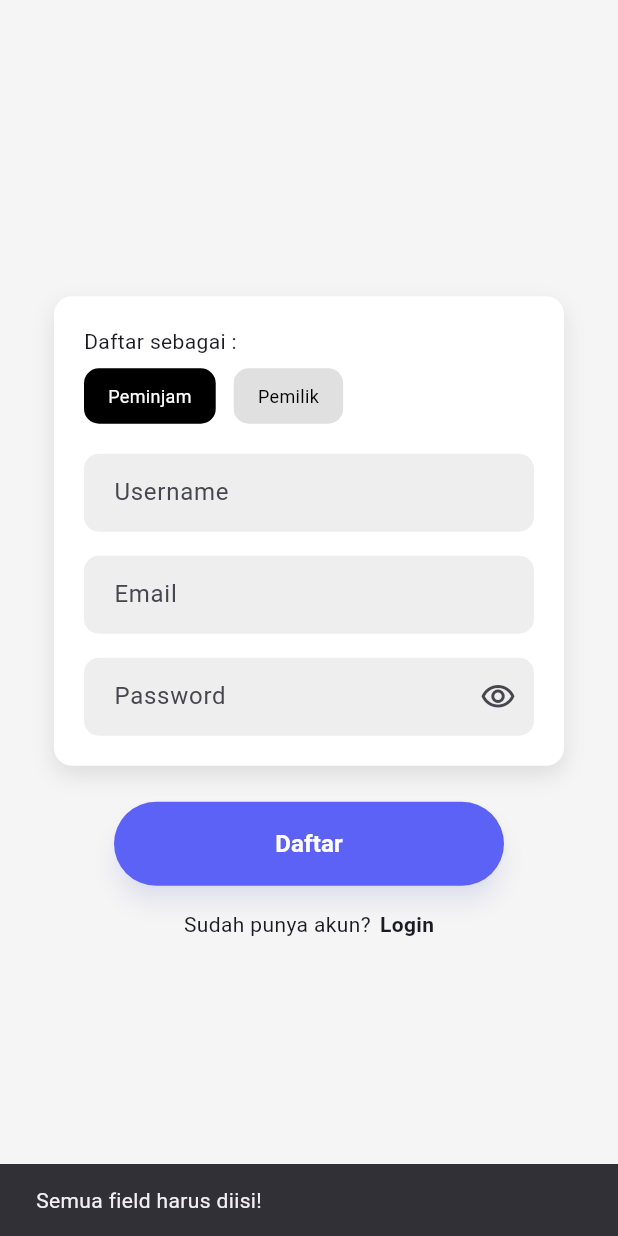
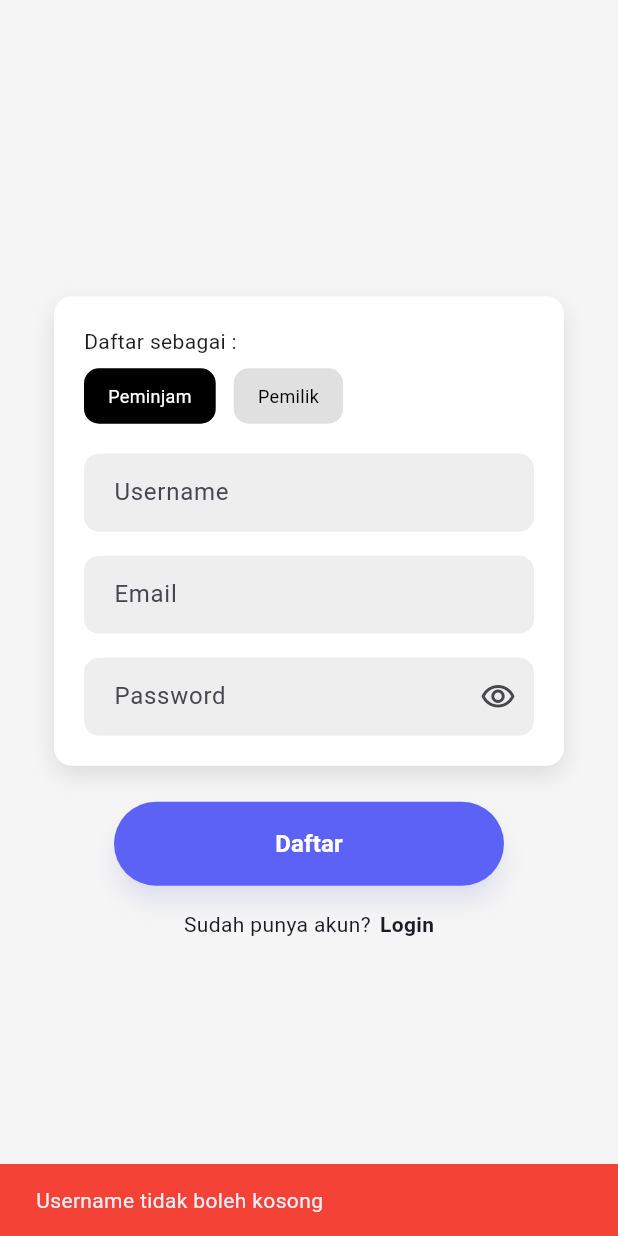
Before and after one commit to NurulAldi/rentlens, a Flutter app: the RegisterPage screen opened by its route, after a tap on "Daftar", on a phone screen of 412 x 824 dp. Run offline on Flutter 3.47's test engine with Material 3 defaults, Android fonts, the phone set to English and light mode, and no system bars; our stand-ins replace dotted_border, flutter_svg, image_picker; accounts and stored records are empty; project files that could hold a hidden picture were left out.

Commit message:
add create account

```diff
--- a/lib/pemilik/dashboard_page.dart
+++ b/lib/pemilik/dashboard_page.dart
@@ -4,11 +4,11 @@ import 'package:flutter_svg/flutter_svg.dart';
 import '../widgets/app_drawer.dart';
 import '../utils/drawer_navigator.dart';
 import '../models/product.dart';
+import '../models/session.dart';
 import 'product_form_page.dart';
 
 class PemilikDashboardPage extends StatefulWidget {
-  final String ownerName;
-  const PemilikDashboardPage({super.key, this.ownerName = 'Pemilik'});
+  const PemilikDashboardPage({super.key});
 
   @override
   State<PemilikDashboardPage> createState() => _PemilikDashboardPageState();
@@ -81,7 +81,7 @@ class _PemilikDashboardPageState extends State<PemilikDashboardPage> {
           crossAxisAlignment: CrossAxisAlignment.start,
           children: [
             Text(
-              'Selamat Datang, ${widget.ownerName}!',
+              'Selamat Datang, ${Session.username}!',
               style: const TextStyle(fontSize: 22, fontWeight: FontWeight.w800),
             ),
             const SizedBox(height: 20),
--- a/lib/register_page.dart
+++ b/lib/register_page.dart
@@ -1,5 +1,5 @@
 import 'package:flutter/material.dart';
-import 'models/user.dart';
+import 'services/user_service.dart';
 
 class RegisterPage extends StatefulWidget {
   const RegisterPage({super.key});
@@ -8,22 +8,6 @@ class RegisterPage extends StatefulWidget {
   State<RegisterPage> createState() => _RegisterPageState();
 }
 
-// Simulasi database user sederhana (global agar bisa diakses dari file lain)
-final List<User> users = [
-  User(
-    username: 'peminjam1',
-    email: 'peminjam1@email.com',
-    password: 'password123',
-    role: 'Peminjam',
-  ),
-  User(
-    username: 'pemilik1',
-    email: 'pemilik1@email.com',
-    password: 'password123',
-    role: 'Pemilik',
-  ),
-];
-
 class _RegisterPageState extends State<RegisterPage> {
   bool isBorrower = true; // true = Peminjam, false = Pemilik
   final _formKey = GlobalKey<FormState>();
@@ -31,6 +15,7 @@ class _RegisterPageState extends State<RegisterPage> {
   final TextEditingController _emailController = TextEditingController();
   final TextEditingController _passwordController = TextEditingController();
   bool _obscure = true;
+  final _userService = UserService();
 
   @override
   void dispose() {
@@ -46,27 +31,28 @@ class _RegisterPageState extends State<RegisterPage> {
     final password = _passwordController.text;
     final role = isBorrower ? 'Peminjam' : 'Pemilik';
 
-    if (username.isEmpty || email.isEmpty || password.isEmpty) {
-      ScaffoldMessenger.of(
-        context,
-      ).showSnackBar(const SnackBar(content: Text('Semua field harus diisi!')));
-      return;
-    }
-
-    // Simpan user baru ke "database"
-    users.add(
-      User(username: username, email: email, password: password, role: role),
+    final (success, message) = _userService.register(
+      username: username,
+      email: email,
+      password: password,
+      role: role,
     );
 
-    ScaffoldMessenger.of(
-      context,
-    ).showSnackBar(SnackBar(content: Text('Akun $role berhasil dibuat!')));
+    ScaffoldMessenger.of(context).showSnackBar(
+      SnackBar(
+        content: Text(message),
+        backgroundColor: success ? Colors.green : Colors.red,
+      ),
+    );
+
+    if (success) {
       _usernameController.clear();
       _emailController.clear();
       _passwordController.clear();
       setState(() {
         isBorrower = true;
       });
+    }
   }
 
   @override
--- /dev/null
+++ b/lib/services/user_service.dart
@@ -0,0 +1,147 @@
+import '../models/user.dart';
+
+class UserService {
+  // Singleton pattern
+  static final UserService _instance = UserService._internal();
+  factory UserService() => _instance;
+  UserService._internal();
+
+  // Simulasi database user (dalam aplikasi nyata, gunakan database lokal atau backend)
+  final List<User> _users = [
+    User(
+      username: 'peminjam1',
+      email: 'peminjam1@email.com',
+      password: 'password123',
+      role: 'Peminjam',
+    ),
+    User(
+      username: 'pemilik1',
+      email: 'pemilik1@email.com',
+      password: 'password123',
+      role: 'Pemilik',
+    ),
+  ];
+
+  /// Mendapatkan semua user (untuk debugging)
+  List<User> get allUsers => List.unmodifiable(_users);
+
+  /// Validasi format email
+  bool _isValidEmail(String email) {
+    final emailRegex = RegExp(
+      r'^[a-zA-Z0-9._%+-]+@[a-zA-Z0-9.-]+\.[a-zA-Z]{2,}$',
+    );
+    return emailRegex.hasMatch(email);
+  }
+
+  /// Cek apakah username sudah terdaftar
+  bool isUsernameExists(String username) {
+    return _users.any(
+      (user) => user.username.toLowerCase() == username.toLowerCase(),
+    );
+  }
+
+  /// Cek apakah email sudah terdaftar
+  bool isEmailExists(String email) {
+    return _users.any(
+      (user) => user.email.toLowerCase() == email.toLowerCase(),
+    );
+  }
+
+  /// Register user baru
+  /// Returns: (success, message)
+  (bool, String) register({
+    required String username,
+    required String email,
+    required String password,
+    required String role,
+  }) {
+    // Validasi input kosong
+    if (username.trim().isEmpty) {
+      return (false, 'Username tidak boleh kosong');
+    }
+    if (email.trim().isEmpty) {
+      return (false, 'Email tidak boleh kosong');
+    }
+    if (password.isEmpty) {
+      return (false, 'Password tidak boleh kosong');
+    }
+
+    // Validasi panjang username
+    if (username.trim().length < 3) {
+      return (false, 'Username minimal 3 karakter');
+    }
+
+    // Validasi format email
+    if (!_isValidEmail(email.trim())) {
+      return (false, 'Format email tidak valid');
+    }
+
+    // Validasi panjang password
+    if (password.length < 6) {
+      return (false, 'Password minimal 6 karakter');
+    }
+
+    // Cek duplikasi username
+    if (isUsernameExists(username.trim())) {
+      return (false, 'Username sudah terdaftar');
+    }
+
+    // Cek duplikasi email
+    if (isEmailExists(email.trim())) {
+      return (false, 'Email sudah terdaftar');
+    }
+
+    // Tambahkan user baru
+    _users.add(
+      User(
+        username: username.trim(),
+        email: email.trim().toLowerCase(),
+        password: password,
+        role: role,
+      ),
+    );
+
+    return (true, 'Akun $role berhasil dibuat!');
+  }
+
+  /// Login user
+  /// Returns: (success, message, user)
+  (bool, String, User?) login({
+    required String email,
+    required String password,
+    required String role,
+  }) {
+    // Validasi input kosong
+    if (email.trim().isEmpty) {
+      return (false, 'Email tidak boleh kosong', null);
+    }
+    if (password.isEmpty) {
+      return (false, 'Password tidak boleh kosong', null);
+    }
+
+    try {
+      // Cari user yang cocok
+      final user = _users.firstWhere(
+        (u) =>
+            u.email.toLowerCase() == email.trim().toLowerCase() &&
+            u.password == password &&
+            u.role == role,
+      );
+
+      return (true, 'Login berhasil!', user);
+    } catch (e) {
+      return (false, 'Email, password, atau role salah!', null);
+    }
+  }
+
+  /// Mendapatkan user berdasarkan email
+  User? getUserByEmail(String email) {
+    try {
+      return _users.firstWhere(
+        (u) => u.email.toLowerCase() == email.trim().toLowerCase(),
+      );
+    } catch (e) {
+      return null;
+    }
+  }
+}
```
Also changed, not shown: lib/login_page.dart (+17 -19 lines), lib/models/session.dart (+10 -1 lines), 1 other file. Lines whose indentation alone changed are shown as unchanged.
